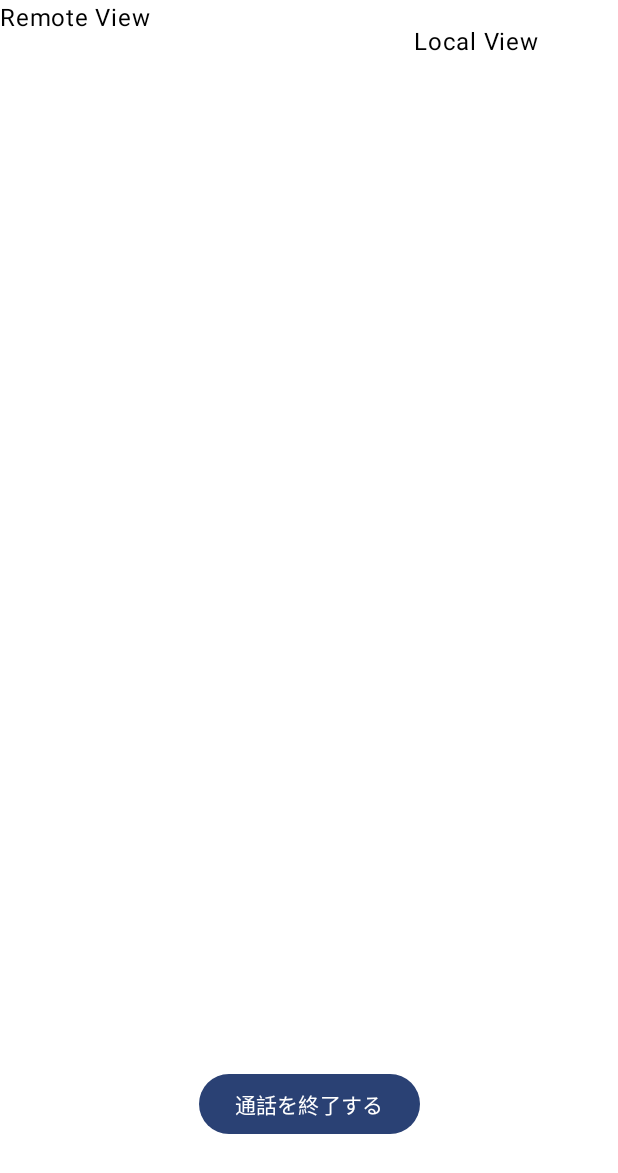
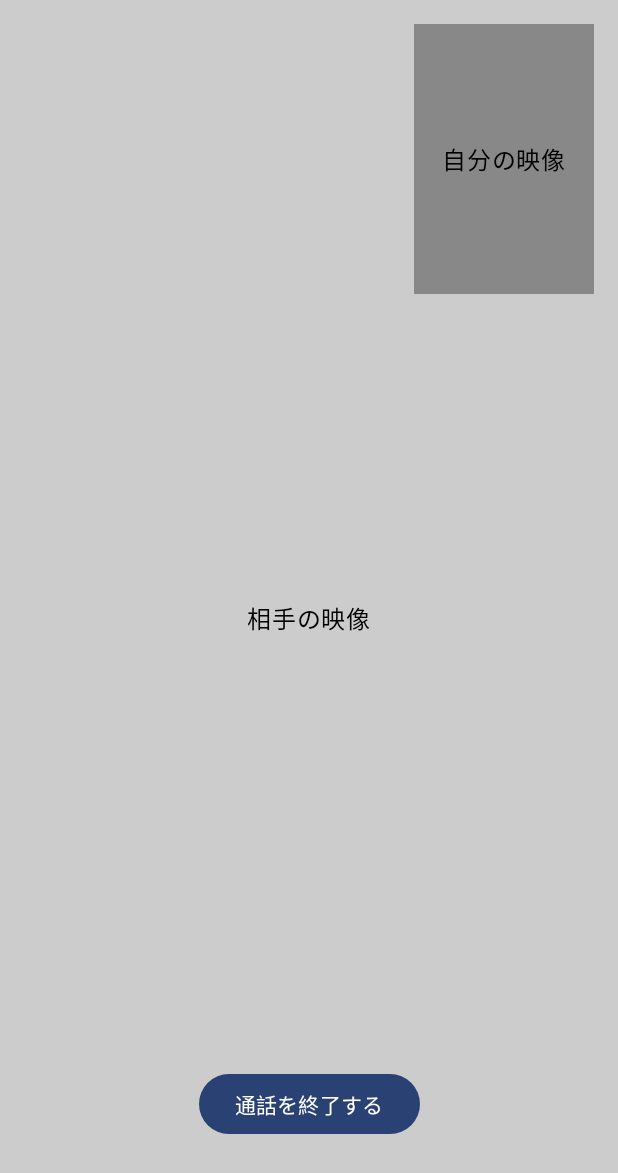
Before and after one commit to keoo1111/Jouhoumasako, an Android app built with Jetpack Compose: the @Preview function VideoCallUiPreviewWithRemote, on a phone screen of 412 x 824 dp. Shown: the top 1173 px of the screen. Run offline under Robolectric (Android 15) with nearby library versions, the phone set to English and light mode, and no system bars; 2 statements that could not run were skipped.

Commit message:
Update MyPreviews.kt
a

```diff
--- a/app/src/main/java/com/example/a0726risu/ui/theme/MyPreviews.kt
+++ b/app/src/main/java/com/example/a0726risu/ui/theme/MyPreviews.kt
@@ -35,6 +35,8 @@ import com.example.a0726risu.NotificationInfo
 import com.example.a0726risu.NotificationItem
 import com.example.a0726risu.VideoCallUi
 import java.util.Calendar
+import androidx.compose.ui.graphics.Color
+import androidx.compose.foundation.background
 
 @Preview(showBackground = true)
 @Composable
@@ -80,18 +82,34 @@ fun Screen1Preview() {
     }
 }
 
-
-
 @Preview(showBackground = true, name = "ビデオ通話画面（相手あり）")
 @Composable
 private fun VideoCallUiPreviewWithRemote() {
     _0726risuTheme {
         VideoCallUi(
-                statusText = "Connected",
-                hasRemoteUser = true,
-                onCallEnd = {},
-                localSurfaceView = { Box(modifier=Modifier.fillMaxSize()){ Text("Local View") } },
-                remoteSurfaceView = { Box(modifier=Modifier.fillMaxSize()){ Text("Remote View") } }
+            statusText = "通話に接続しました",
+            hasRemoteUser = true,
+            // --- 👇 不足していた引数を追加 👇 ---
+            currentTopic = "最近ハマっていることは何？",
+            onNextTopicClick = {}, // プレビューなので空の処理でOK
+            // --- 👆 ここまで 👆 ---
+            onCallEnd = {},
+            localSurfaceView = {
+                Box(
+                    modifier = Modifier.fillMaxSize().background(Color.Gray),
+                    contentAlignment = Alignment.Center
+                ) {
+                    Text("自分の映像")
+                }
+            },
+            remoteSurfaceView = {
+                Box(
+                    modifier = Modifier.fillMaxSize().background(Color.LightGray),
+                    contentAlignment = Alignment.Center
+                ) {
+                    Text("相手の映像")
+                }
+            }
         )
     }
 }
@@ -101,14 +119,26 @@ private fun VideoCallUiPreviewWithRemote() {
 private fun VideoCallUiPreviewWithoutRemote() {
     _0726risuTheme {
         VideoCallUi(
-            statusText = "Waiting for others...",
+            statusText = "相手を待っています...",
             hasRemoteUser = false,
+            // --- 👇 不足していた引数を追加 👇 ---
+            currentTopic = "ボタンを押して話題を変えよう！",
+            onNextTopicClick = {}, // プレビューなので空の処理でOK
+            // --- 👆 ここまで 👆 ---
             onCallEnd = {},
-            localSurfaceView = { Box(modifier=Modifier.fillMaxSize()){ Text("Local View") } },
-            remoteSurfaceView = {}
+            localSurfaceView = {
+                Box(
+                    modifier = Modifier.fillMaxSize().background(Color.Gray),
+                    contentAlignment = Alignment.Center
+                ) {
+                    Text("自分の映像")
+                }
+            },
+            remoteSurfaceView = {} // 相手がいないので空のまま
         )
     }
 }
+
 
 @Preview(showBackground = true)
 @Composable
```
